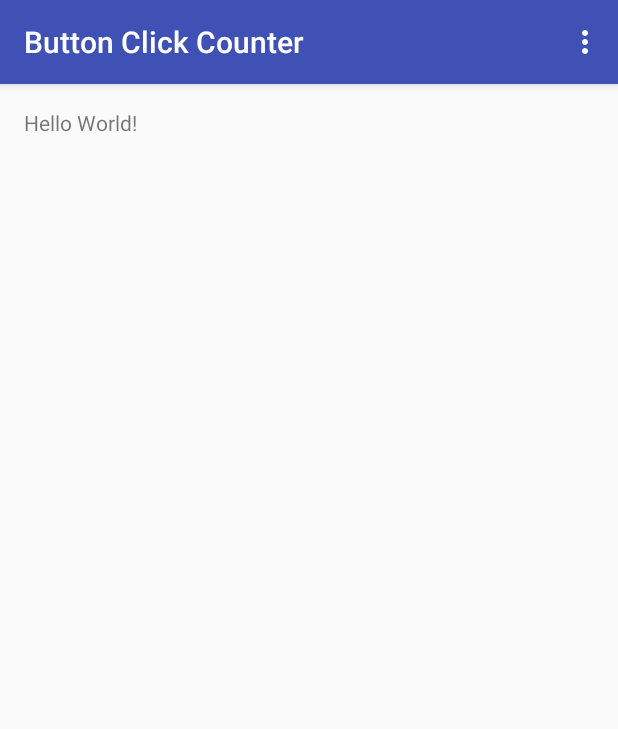
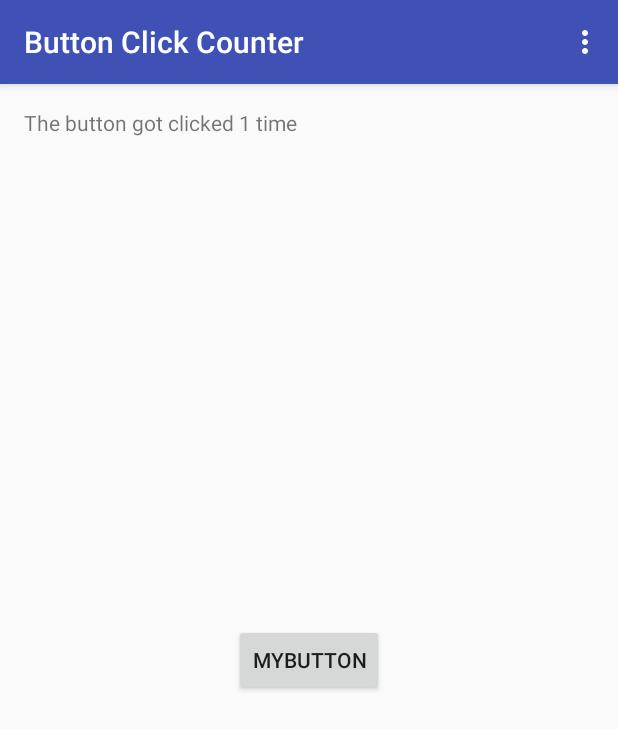
Before and after one commit to willriot/CApp, an Android app: the screen it shows after launch (MainActivity), in the options menu, after a tap on "Settings", on a phone screen of 412 x 824 dp. Shown: the top 729 px of the screen. Run offline under Robolectric (Android 15) with nearby library versions, the phone set to English and light mode, and no system bars.

Commit message:
Button Click Counter App
Apps keeps a count of how many times the button is pressed. when the
settings button is pressed it displays the current count and resets it.

```diff
--- a/ButtonClickCounter/app/src/main/java/com/fakecardinalchingones/buttonclickcounter/MainActivity.java
+++ b/ButtonClickCounter/app/src/main/java/com/fakecardinalchingones/buttonclickcounter/MainActivity.java
@@ -1,5 +1,6 @@
 package com.fakecardinalchingones.buttonclickcounter;
 
+import android.content.DialogInterface;
 import android.os.Bundle;
 import android.support.design.widget.FloatingActionButton;
 import android.support.design.widget.Snackbar;
@@ -8,25 +9,45 @@ import android.support.v7.widget.Toolbar;
 import android.view.View;
 import android.view.Menu;
 import android.view.MenuItem;
+import android.widget.Button;
+import android.widget.TextView;
 import android.widget.Toast;
 
 public class MainActivity extends AppCompatActivity {
+
+    //create a button
+    private Button ourButton;
+    private TextView ourMessage;
+    private int numTimesClicked = 0;
 
     @Override
     protected void onCreate(Bundle savedInstanceState) {
         super.onCreate(savedInstanceState);
         setContentView(R.layout.activity_main);
+
+        //add the views to the activity
+       ourButton = (Button) findViewById(R.id.mybutt);
+        ourMessage = (TextView) findViewById(R.id.textView);
+
+
+        View.OnClickListener ourOnClickListener = new View.OnClickListener() {
+            @Override
+            public void onClick(View v) {
+                numTimesClicked = numTimesClicked + 1;
+                String total = Integer.toString(numTimesClicked);
+                String result = "The button got clicked " + total + " time";
+                if(numTimesClicked==1){
+                    ourMessage.setText(result);
+                }else{
+                    ourMessage.setText(result + "s");
+                }
+            }
+        };
+
+        //link button to onclicklistener
+            ourButton.setOnClickListener(ourOnClickListener);
         Toolbar toolbar = (Toolbar) findViewById(R.id.toolbar);
         setSupportActionBar(toolbar);
-
-//        FloatingActionButton fab = (FloatingActionButton) findViewById(R.id.fab);
-//        fab.setOnClickListener(new View.OnClickListener() {
-//            @Override
-//            public void onClick(View view) {
-//                Snackbar.make(view, "Replace with your own action", Snackbar.LENGTH_LONG)
-//                        .setAction("Action", null).show();
-//            }
-//        });
     }
 
     @Override
@@ -48,8 +69,9 @@ public class MainActivity extends AppCompatActivity {
 
 //this is used to display a text message when the three little dots (settings) are touched.
 
-            Toast toastMessage = Toast.makeText(this,"The setting menu option get tapped",Toast.LENGTH_LONG);
+            Toast toastMessage = Toast.makeText(this,"Text value is now " + ourMessage.getText(),Toast.LENGTH_LONG);
             toastMessage.show();//this calls the message
+            numTimesClicked = 0;
             return true;
         }
 
--- a/ButtonClickCounter/app/src/main/res/layout/content_main.xml
+++ b/ButtonClickCounter/app/src/main/res/layout/content_main.xml
@@ -15,5 +15,17 @@
     <TextView
         android:layout_width="wrap_content"
         android:layout_height="wrap_content"
-        android:text="Hello World!" />
+        android:text="Hello World!"
+        android:id="@+id/textView"
+        android:layout_alignParentTop="true"
+        android:layout_alignParentLeft="true"
+        android:layout_alignParentStart="true" />
+
+    <Button
+        android:layout_width="wrap_content"
+        android:layout_height="wrap_content"
+        android:text="MyButton"
+        android:id="@+id/mybutt"
+        android:layout_centerVertical="true"
+        android:layout_centerHorizontal="true" />
 </RelativeLayout>
```
